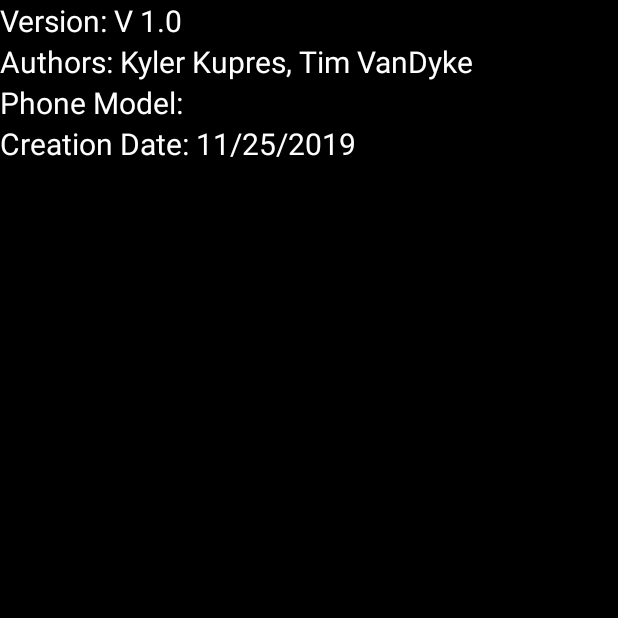
After one commit to user0-tb/AndroidLauncherCIS357, an Android app: the InfoActivity screen opened directly, with no data from a screen before it, on a phone screen of 412 x 824 dp, the top half of it. The commit adds this screen. Run offline under Robolectric (Android 15) with nearby library versions, the phone set to English and light mode, and no system bars.

Commit message:
Added info screen to settings

```diff
--- a/app/src/main/AndroidManifest.xml
+++ b/app/src/main/AndroidManifest.xml
@@ -25,7 +25,7 @@ package="com.example.androidlauncher_cis357">
     </activity>
     <activity android:name=".SettingsActivity"></activity>
     <activity android:name=".ColorActivity"></activity>
-    <activity android:name=".PageViewer"></activity>
+    <activity android:name=".InfoActivity"></activity>
 </application>
 
 
--- /dev/null
+++ b/app/src/main/java/com/example/androidlauncher_cis357/InfoActivity.java
@@ -0,0 +1,13 @@
+package com.example.androidlauncher_cis357;
+
+import android.os.Bundle;
+
+import androidx.appcompat.app.AppCompatActivity;
+
+public class InfoActivity extends AppCompatActivity {
+    @Override
+    protected void onCreate(Bundle savedInstanceState) {
+        super.onCreate(savedInstanceState);
+        setContentView(R.layout.info_page);
+    }
+}
--- /dev/null
+++ b/app/src/main/res/layout/info_page.xml
@@ -0,0 +1,41 @@
+<?xml version="1.0" encoding="utf-8"?>
+<LinearLayout xmlns:android="http://schemas.android.com/apk/res/android"
+    android:id="@+id/infopage"
+    android:layout_width="match_parent"
+    android:layout_height="match_parent"
+    android:orientation="vertical"
+    android:background="@color/black"
+    android:fitsSystemWindows="true">
+
+    <TextView
+        android:id="@+id/textView4"
+        android:layout_width="match_parent"
+        android:layout_height="wrap_content"
+        android:text="Version: V 1.0"
+        android:textColor="#FFFFFF"
+        android:textSize="20sp" />
+
+    <TextView
+        android:id="@+id/textView7"
+        android:layout_width="match_parent"
+        android:layout_height="wrap_content"
+        android:text="Authors: Kyler Kupres, Tim VanDyke"
+        android:textColor="#FFFFFF"
+        android:textSize="20sp" />
+
+    <TextView
+        android:id="@+id/textView8"
+        android:layout_width="match_parent"
+        android:layout_height="wrap_content"
+        android:text="Phone Model: "
+        android:textColor="#FFFFFF"
+        android:textSize="20sp" />
+
+    <TextView
+        android:id="@+id/textView9"
+        android:layout_width="match_parent"
+        android:layout_height="wrap_content"
+        android:text="Creation Date: 11/25/2019"
+        android:textColor="#FFFFFF"
+        android:textSize="20sp" />
+</LinearLayout>
```
Also changed, not shown: app/src/main/java/com/example/androidlauncher_cis357/SettingsActivity.java (+8 -2 lines), app/src/main/res/layout/settings_page.xml (+13 -0 lines).
